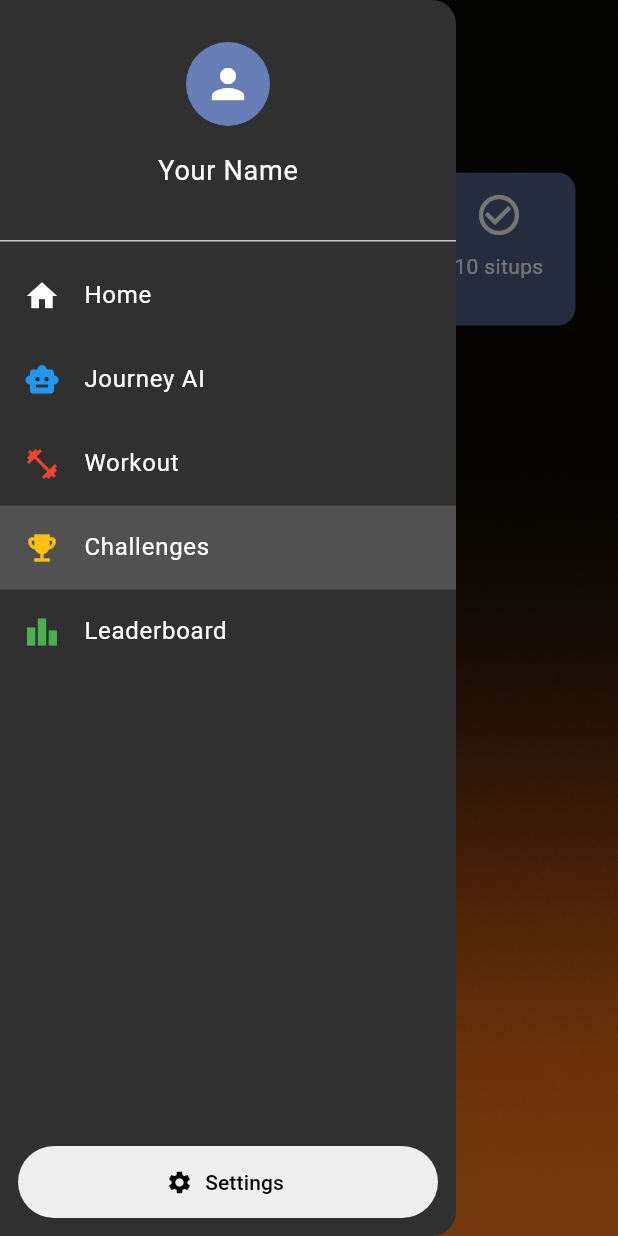
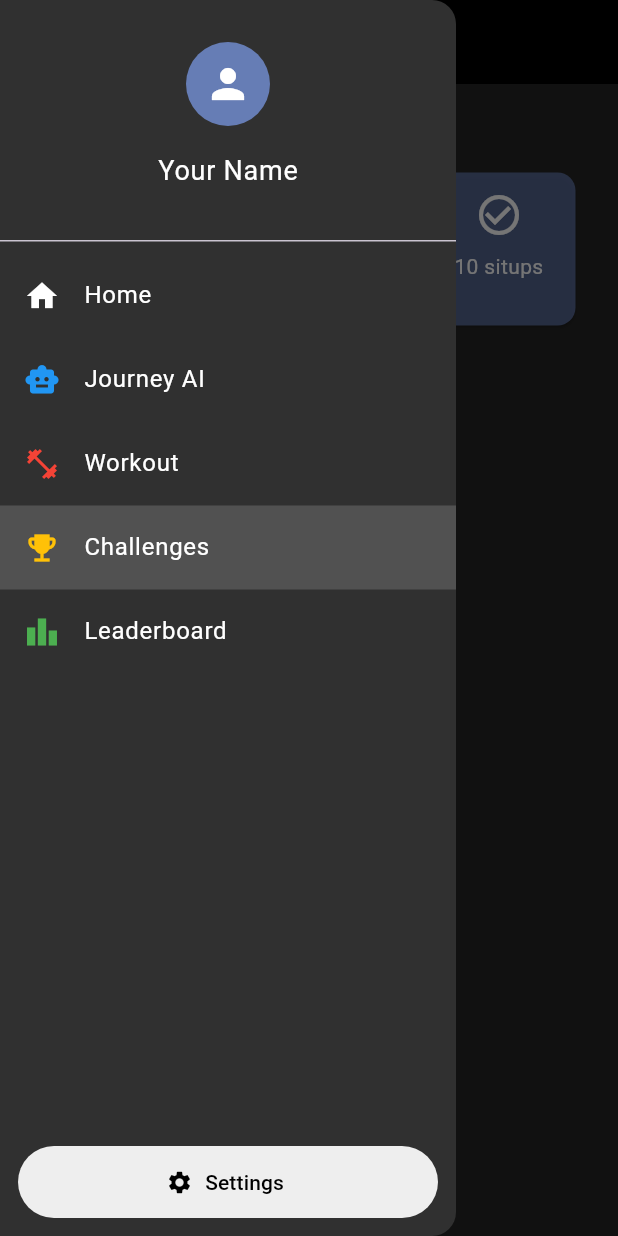
Before and after one commit to NumaanQureshi/Journey, a Flutter app: the Challenges screen opened directly, with the side drawer open, on a phone screen of 412 x 824 dp. Run offline on Flutter 3.47's test engine with Material 3 defaults, Android fonts, the light colour scheme and no system bars; our stand-ins replace flutter_secure_storage, google_fonts; accounts and stored records are empty; Roboto replaces fonts that are missing (Kanit).

Commit message:
style: set default bg

```diff
--- a/lib/screens/challenges_screen.dart
+++ b/lib/screens/challenges_screen.dart
@@ -50,7 +50,6 @@ class Challenges extends StatelessWidget {
   Widget build(BuildContext context) {
     return Scaffold(
       drawer: const SideMenu(currentScreen: 'Challenges'),
-      extendBodyBehindAppBar: true,
       appBar: AppBar(
         iconTheme: const IconThemeData(color: Colors.blue),
         title: Text(
@@ -60,17 +59,12 @@ class Challenges extends StatelessWidget {
           ),
         ),
         centerTitle: true,
-        backgroundColor: Colors.transparent,
+        backgroundColor: Colors.black,
         elevation: 0,
       ),
+      backgroundColor: const Color.fromARGB(255, 37, 37, 37),
       body: Stack(
         children: [
-          SizedBox.expand(
-            child: Image.asset(
-              'assets/images/home_bg.png',
-              fit: BoxFit.cover,
-            ),
-          ),
           SafeArea(
             child: Padding(
               padding: const EdgeInsets.all(16.0),
```
